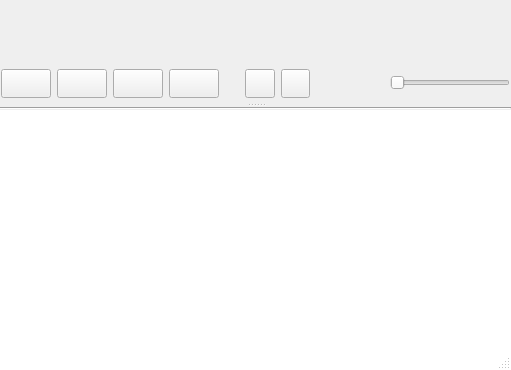
Before: the Qt Designer form src/skins/native/form.ui in nulloy/nulloy, drawn with Qt 5.
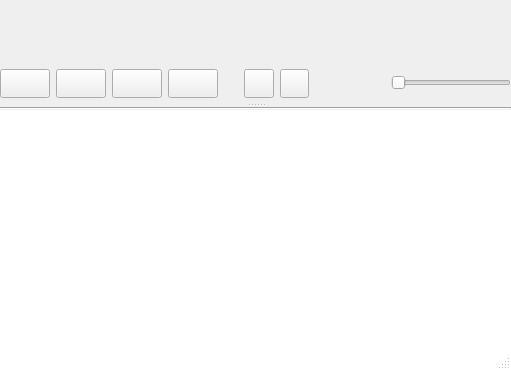
After: the same form once the commit is applied. Icons and pictures are not drawn. Custom widgets are drawn as their Qt base class.

```diff
--- a/src/skins/native/form.ui
+++ b/src/skins/native/form.ui
@@ -78,6 +78,9 @@
           <bool>true</bool>
          </property>
          <layout class="QVBoxLayout" name="verticalLayout_2">
+          <property name="spacing">
+           <number>0</number>
+          </property>
           <property name="bottomMargin">
            <number>3</number>
           </property>
@@ -114,7 +117,23 @@
            </layout>
           </item>
           <item>
-           <widget class="QWidget" name="widget" native="true">
+           <spacer name="verticalSpacer">
+            <property name="orientation">
+             <enum>Qt::Vertical</enum>
+            </property>
+            <property name="sizeType">
+             <enum>QSizePolicy::Fixed</enum>
+            </property>
+            <property name="sizeHint" stdset="0">
+             <size>
+              <width>20</width>
+              <height>6</height>
+             </size>
+            </property>
+           </spacer>
+          </item>
+          <item>
+           <widget class="QWidget" name="controlsContainer" native="true">
             <property name="sizePolicy">
              <sizepolicy hsizetype="Preferred" vsizetype="Maximum">
               <horstretch>0</horstretch>
@@ -126,13 +145,13 @@
               <number>6</number>
              </property>
              <property name="leftMargin">
-              <number>1</number>
+              <number>0</number>
              </property>
              <property name="topMargin">
               <number>3</number>
              </property>
              <property name="rightMargin">
-              <number>1</number>
+              <number>0</number>
              </property>
              <property name="bottomMargin">
               <number>1</number>
@@ -389,7 +408,7 @@
           </item>
          </layout>
         </widget>
-        <widget class="QWidget" name="widget" native="true">
+        <widget class="QWidget" name="playlistContainer" native="true">
          <property name="sizePolicy">
           <sizepolicy hsizetype="Preferred" vsizetype="Preferred">
            <horstretch>0</horstretch>
```
Left out of the diff: 24 changed lines with no effect on the pictures.
